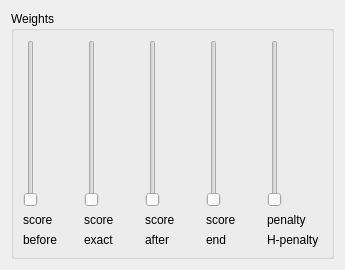
The window that src/layoutoptions.ui (fontmatrix/fontmatrix) describes before a commit, drawn with Qt 5.
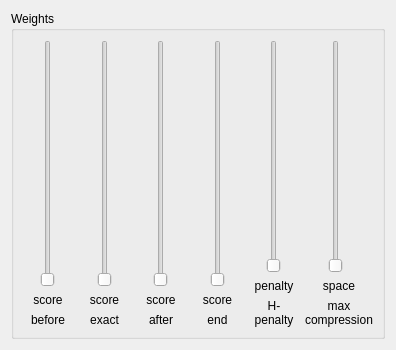
The same window after the commit.

Commit message: Added - max space compression is now available in layout options Fixed - layout options emit an update signal even when not set by mouse dragging

Patch:
```diff
--- a/src/layoutoptions.ui
+++ b/src/layoutoptions.ui
@@ -5,10 +5,16 @@
    <rect>
     <x>0</x>
     <y>0</y>
-    <width>345</width>
-    <height>270</height>
+    <width>396</width>
+    <height>350</height>
    </rect>
   </property>
+  <property name="sizePolicy" >
+   <sizepolicy vsizetype="Expanding" hsizetype="Expanding" >
+    <horstretch>0</horstretch>
+    <verstretch>0</verstretch>
+   </sizepolicy>
+  </property>
   <property name="windowTitle" >
    <string>Form</string>
   </property>
@@ -18,10 +24,36 @@
      <property name="title" >
       <string>Weights</string>
      </property>
-     <layout class="QGridLayout" name="gridLayout" >
+     <layout class="QGridLayout" name="gridLayout_8" >
       <item row="0" column="0" >
-       <layout class="QVBoxLayout" name="verticalLayout" >
-        <item>
+       <layout class="QGridLayout" name="gridLayout" >
+        <item row="0" column="0" >
+         <spacer name="horizontalSpacer" >
+          <property name="orientation" >
+           <enum>Qt::Horizontal</enum>
+          </property>
+          <property name="sizeHint" stdset="0" >
+           <size>
+            <width>40</width>
+            <height>20</height>
+           </size>
+          </property>
+         </spacer>
+        </item>
+        <item row="0" column="2" >
+         <spacer name="horizontalSpacer_2" >
+          <property name="orientation" >
+           <enum>Qt::Horizontal</enum>
+          </property>
+          <property name="sizeHint" stdset="0" >
+           <size>
+            <width>40</width>
+            <height>20</height>
+           </size>
+          </property>
+         </spacer>
+        </item>
+        <item row="0" column="1" >
          <widget class="QSlider" name="beforeSlid" >
           <property name="minimum" >
            <number>1</number>
@@ -40,23 +72,26 @@
           </property>
          </widget>
         </item>
-        <item>
+        <item row="1" column="0" colspan="3" >
          <widget class="QLabel" name="bScore" >
           <property name="text" >
            <string>score</string>
           </property>
+          <property name="alignment" >
+           <set>Qt::AlignCenter</set>
+          </property>
           <property name="buddy" >
            <cstring>beforeSlid</cstring>
           </property>
          </widget>
         </item>
-        <item>
+        <item row="2" column="0" colspan="3" >
          <widget class="QLabel" name="label" >
           <property name="text" >
            <string>before</string>
           </property>
           <property name="alignment" >
-           <set>Qt::AlignLeading|Qt::AlignLeft|Qt::AlignTop</set>
+           <set>Qt::AlignHCenter|Qt::AlignTop</set>
           </property>
           <property name="wordWrap" >
            <bool>true</bool>
@@ -66,8 +101,8 @@
        </layout>
       </item>
       <item row="0" column="1" >
-       <layout class="QVBoxLayout" name="verticalLayout_2" >
-        <item>
+       <layout class="QGridLayout" name="gridLayout_3" >
+        <item row="0" column="1" >
          <widget class="QSlider" name="fitSlid" >
           <property name="minimum" >
            <number>1</number>
@@ -83,34 +118,63 @@
           </property>
          </widget>
         </item>
-        <item>
+        <item row="1" column="0" colspan="3" >
          <widget class="QLabel" name="eScore" >
           <property name="text" >
            <string>score</string>
           </property>
+          <property name="alignment" >
+           <set>Qt::AlignCenter</set>
+          </property>
           <property name="buddy" >
            <cstring>fitSlid</cstring>
           </property>
          </widget>
         </item>
-        <item>
+        <item row="2" column="0" colspan="3" >
          <widget class="QLabel" name="label_2" >
           <property name="text" >
            <string>exact</string>
           </property>
           <property name="alignment" >
-           <set>Qt::AlignLeading|Qt::AlignLeft|Qt::AlignTop</set>
+           <set>Qt::AlignHCenter|Qt::AlignTop</set>
           </property>
           <property name="wordWrap" >
            <bool>true</bool>
           </property>
          </widget>
         </item>
+        <item row="0" column="0" >
+         <spacer name="horizontalSpacer_3" >
+          <property name="orientation" >
+           <enum>Qt::Horizontal</enum>
+          </property>
+          <property name="sizeHint" stdset="0" >
+           <size>
+            <width>40</width>
+            <height>20</height>
+           </size>
+          </property>
+         </spacer>
+        </item>
+        <item row="0" column="2" >
+         <spacer name="horizontalSpacer_4" >
+          <property name="orientation" >
+           <enum>Qt::Horizontal</enum>
+          </property>
+          <property name="sizeHint" stdset="0" >
+           <size>
+            <width>40</width>
+            <height>20</height>
+           </size>
+          </property>
+         </spacer>
+        </item>
        </layout>
       </item>
       <item row="0" column="2" >
-       <layout class="QVBoxLayout" name="verticalLayout_3" >
-        <item>
+       <layout class="QGridLayout" name="gridLayout_4" >
+        <item row="0" column="1" >
          <widget class="QSlider" name="afterSlid" >
           <property name="minimum" >
            <number>1</number>
@@ -126,23 +190,52 @@
           </property>
          </widget>
         </item>
-        <item>
+        <item row="0" column="0" >
+         <spacer name="horizontalSpacer_5" >
+          <property name="orientation" >
+           <enum>Qt::Horizontal</enum>
+          </property>
+          <property name="sizeHint" stdset="0" >
+           <size>
+            <width>40</width>
+            <height>20</height>
+           </size>
+          </property>
+         </spacer>
+        </item>
+        <item row="0" column="2" >
+         <spacer name="horizontalSpacer_6" >
+          <property name="orientation" >
+           <enum>Qt::Horizontal</enum>
+          </property>
+          <property name="sizeHint" stdset="0" >
+           <size>
+            <width>40</width>
+            <height>20</height>
+           </size>
+          </property>
+         </spacer>
+        </item>
+        <item row="1" column="0" colspan="3" >
          <widget class="QLabel" name="aScore" >
           <property name="text" >
            <string>score</string>
           </property>
+          <property name="alignment" >
+           <set>Qt::AlignCenter</set>
+          </property>
           <property name="buddy" >
            <cstring>afterSlid</cstring>
           </property>
          </widget>
         </item>
-        <item>
+        <item row="2" column="0" colspan="3" >
          <widget class="QLabel" name="label_3" >
           <property name="text" >
            <string>after</string>
           </property>
           <property name="alignment" >
-           <set>Qt::AlignLeading|Qt::AlignLeft|Qt::AlignTop</set>
+           <set>Qt::AlignHCenter|Qt::AlignTop</set>
           </property>
           <property name="wordWrap" >
            <bool>true</bool>
@@ -152,8 +245,8 @@
        </layout>
       </item>
       <item row="0" column="3" >
-       <layout class="QVBoxLayout" name="verticalLayout_5" >
-        <item>
+       <layout class="QGridLayout" name="gridLayout_5" >
+        <item row="0" column="1" >
          <widget class="QSlider" name="endSlid" >
           <property name="minimum" >
            <number>1</number>
@@ -169,28 +262,60 @@
           </property>
          </widget>
         </item>
-        <item>
+        <item row="0" column="0" >
+         <spacer name="horizontalSpacer_7" >
+          <property name="orientation" >
+           <enum>Qt::Horizontal</enum>
+          </property>
+          <property name="sizeHint" stdset="0" >
+           <size>
+            <width>40</width>
+            <height>20</height>
+           </size>
+          </property>
+         </spacer>
+        </item>
+        <item row="0" column="2" >
+         <spacer name="horizontalSpacer_8" >
+          <property name="orientation" >
+           <enum>Qt::Horizontal</enum>
+          </property>
+          <property name="sizeHint" stdset="0" >
+           <size>
+            <width>40</width>
+            <height>20</height>
+           </size>
+          </property>
+         </spacer>
+        </item>
+        <item row="1" column="0" colspan="3" >
          <widget class="QLabel" name="endScore" >
           <property name="text" >
            <string>score</string>
           </property>
+          <property name="alignment" >
+           <set>Qt::AlignCenter</set>
+          </property>
           <property name="buddy" >
            <cstring>endSlid</cstring>
           </property>
          </widget>
         </item>
-        <item>
+        <item row="2" column="0" colspan="3" >
          <widget class="QLabel" name="label_5" >
           <property name="text" >
            <string>end</string>
           </property>
+          <property name="alignment" >
+           <set>Qt::AlignCenter</set>
+          </property>
          </widget>
         </item>
        </layout>
       </item>
       <item row="0" column="4" >
-       <layout class="QVBoxLayout" name="verticalLayout_4" >
-        <item>
+       <layout class="QGridLayout" name="gridLayout_6" >
+        <item row="0" column="1" >
          <widget class="QSlider" name="hyphSlid" >
           <property name="maximum" >
            <number>1000</number>
@@ -203,23 +328,121 @@
           </property>
          </widget>
         </item>
-        <item>
+        <item row="0" column="0" >
+         <spacer name="horizontalSpacer_9" >
+          <property name="orientation" >
+           <enum>Qt::Horizontal</enum>
+          </property>
+          <property name="sizeHint" stdset="0" >
+           <size>
+            <width>40</width>
+            <height>20</height>
+           </size>
+          </property>
+         </spacer>
+        </item>
+        <item row="0" column="2" >
+         <spacer name="horizontalSpacer_10" >
+          <property name="orientation" >
+           <enum>Qt::Horizontal</enum>
+          </property>
+          <property name="sizeHint" stdset="0" >
+           <size>
+            <width>40</width>
+            <height>20</height>
+           </size>
+          </property>
+         </spacer>
+        </item>
+        <item row="1" column="0" colspan="3" >
          <widget class="QLabel" name="hPenalty" >
           <property name="text" >
            <string>penalty</string>
           </property>
+          <property name="alignment" >
+           <set>Qt::AlignCenter</set>
+          </property>
           <property name="buddy" >
            <cstring>hyphSlid</cstring>
           </property>
          </widget>
         </item>
-        <item>
+        <item row="2" column="0" colspan="3" >
          <widget class="QLabel" name="label_4" >
           <property name="text" >
            <string>H-penalty</string>
           </property>
           <property name="alignment" >
-           <set>Qt::AlignLeading|Qt::AlignLeft|Qt::AlignTop</set>
+           <set>Qt::AlignHCenter|Qt::AlignTop</set>
+          </property>
+          <property name="wordWrap" >
+           <bool>true</bool>
+          </property>
+         </widget>
+        </item>
+       </layout>
+      </item>
+      <item row="0" column="5" >
+       <layout class="QGridLayout" name="gridLayout_7" >
+        <item row="0" column="1" >
+         <widget class="QSlider" name="spaceSlid" >
+          <property name="minimum" >
+           <number>1</number>
+          </property>
+          <property name="maximum" >
+           <number>100</number>
+          </property>
+          <property name="orientation" >
+           <enum>Qt::Vertical</enum>
+          </property>
+         </widget>
+        </item>
+        <item row="0" column="0" >
+         <spacer name="horizontalSpacer_11" >
+          <property name="orientation" >
+           <enum>Qt::Horizontal</enum>
+          </property>
+          <property name="sizeHint" stdset="0" >
+           <size>
+            <width>40</width>
+            <height>20</height>
+           </size>
+          </property>
+         </spacer>
+        </item>
+        <item row="0" column="3" >
+         <spacer name="horizontalSpacer_12" >
+          <property name="orientation" >
+           <enum>Qt::Horizontal</enum>
+          </property>
+          <property name="sizeHint" stdset="0" >
+           <size>
+            <width>40</width>
+            <height>20</height>
+           </size>
+          </property>
+         </spacer>
+        </item>
+        <item row="1" column="0" colspan="4" >
+         <widget class="QLabel" name="minSpace" >
+          <property name="text" >
+           <string>space</string>
+          </property>
+          <property name="alignment" >
+           <set>Qt::AlignCenter</set>
+          </property>
+          <property name="buddy" >
+           <cstring>spaceSlid</cstring>
+          </property>
+         </widget>
+        </item>
+        <item row="2" column="0" colspan="4" >
+         <widget class="QLabel" name="label_6" >
+          <property name="text" >
+           <string>max compression</string>
+          </property>
+          <property name="alignment" >
+           <set>Qt::AlignCenter</set>
           </property>
           <property name="wordWrap" >
            <bool>true</bool>
```
The commit also changes 4 other files.
